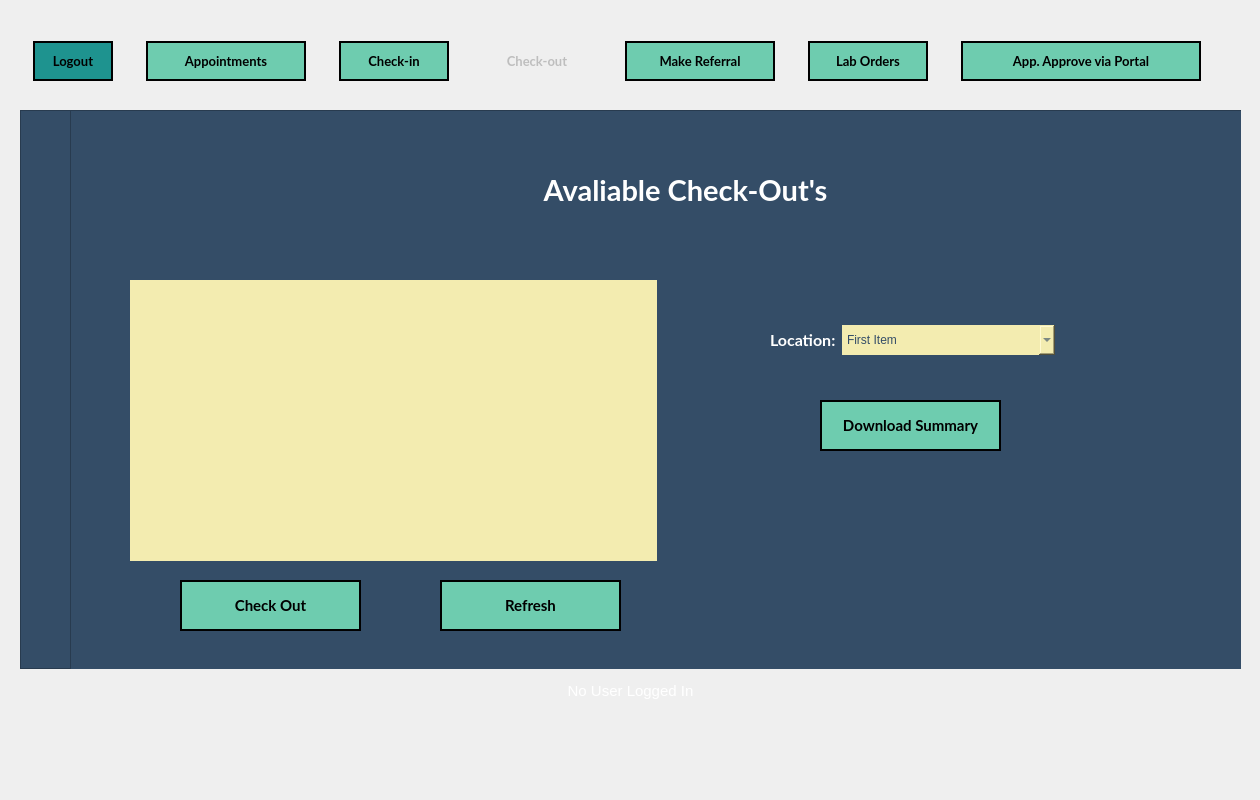
Old version of the form frontend/ui/checkout.ui in the repository mxrked/Medical-Office-Administration.
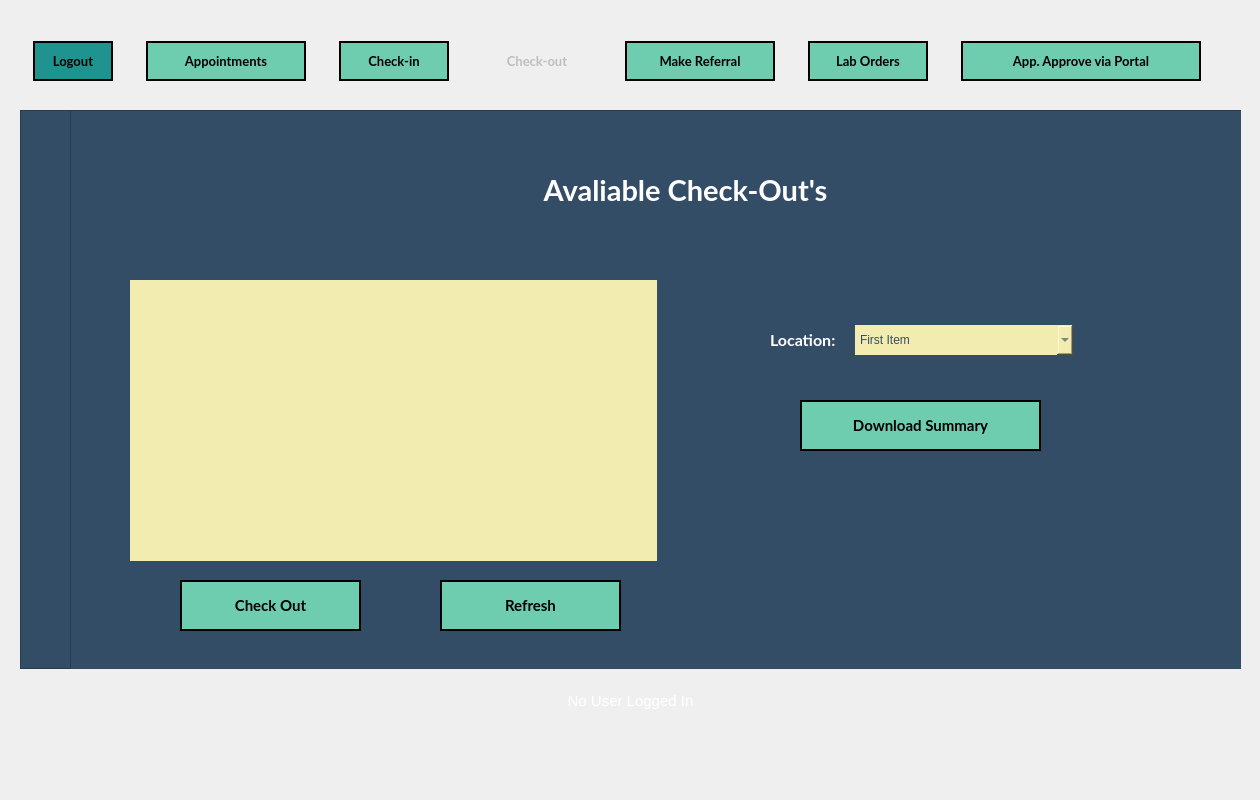
New version of the form. Icons and pictures are not drawn.

Commit message: Fixed widgets for laptops

```diff
--- a/frontend/ui/checkout.ui
+++ b/frontend/ui/checkout.ui
@@ -600,9 +600,9 @@
      <widget class="QPushButton" name="Btn_CheckOutSummary">
       <property name="geometry">
        <rect>
-        <x>750</x>
+        <x>730</x>
         <y>290</y>
-        <width>181</width>
+        <width>241</width>
         <height>51</height>
        </rect>
       </property>
@@ -641,7 +641,7 @@
        <rect>
         <x>700</x>
         <y>190</y>
-        <width>285</width>
+        <width>303</width>
         <height>80</height>
        </rect>
       </property>
@@ -695,7 +695,7 @@
       <x>20</x>
       <y>670</y>
       <width>1221</width>
-      <height>41</height>
+      <height>61</height>
      </rect>
     </property>
     <property name="styleSheet">
```
The commit also changes 6 other files.
